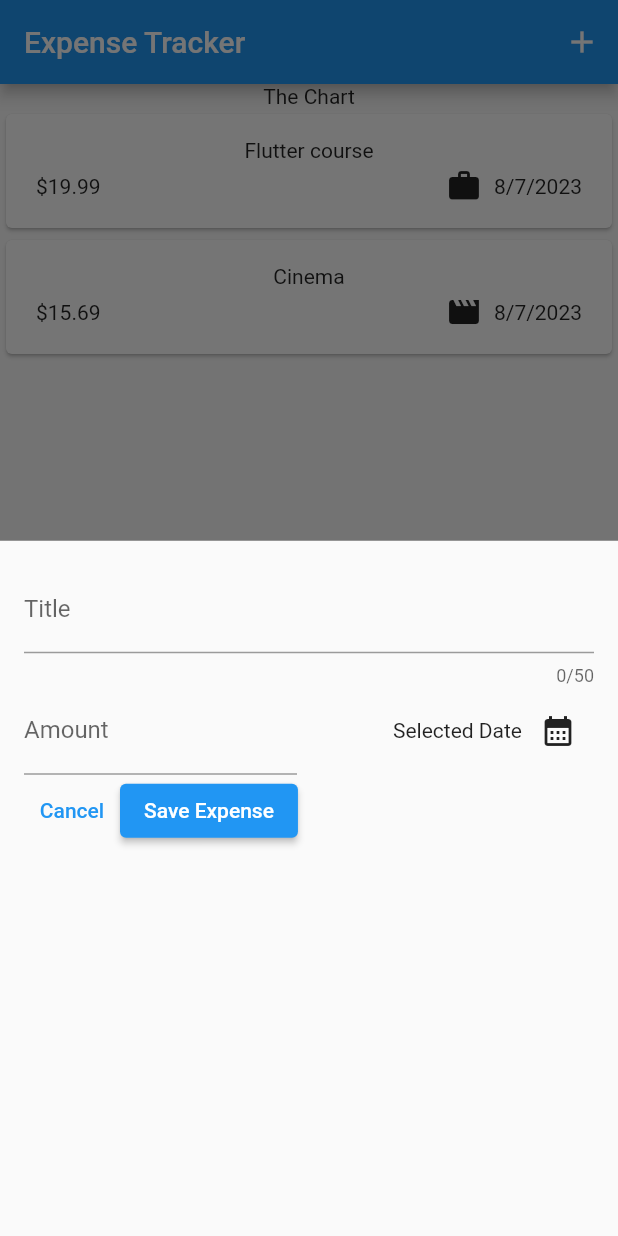
After one commit to harshanand2021/expense_tracker_app, a Flutter app: the screen it shows after launch, after a tap on the "add" icon, on a phone screen of 412 x 824 dp. The commit adds this screen. Run offline on Flutter 3.47's test engine with Material 2 defaults, Android fonts, the phone set to English and light mode, and no system bars.

Commit message:
date-picker module added

```diff
--- a/lib/widgets/expenses.dart
+++ b/lib/widgets/expenses.dart
@@ -1,5 +1,6 @@
 import 'package:expense_tracker_app/models/expense.dart';
 import 'package:expense_tracker_app/widgets/expenses_list/expenses_list.dart';
+import 'package:expense_tracker_app/widgets/new_expense.dart';
 import 'package:flutter/material.dart';
 
 class Expenses extends StatefulWidget {
@@ -18,16 +19,32 @@ class _ExpenseState extends State<Expenses> {
       category: Category.work,
     ),
     Expense(
-      title: 'Flutter course',
+      title: 'Cinema',
       amount: 15.69,
       date: DateTime.now(),
       category: Category.leisure,
     ),
   ];
 
+  void _openAddExpenseOverlay() {
+    showModalBottomSheet(
+      context: context,
+      builder: (ctx) => const NewExpense(),
+    );
+  }
+
   @override
   Widget build(BuildContext context) {
     return Scaffold(
+      appBar: AppBar(
+        title: const Text('Expense Tracker'),
+        actions: [
+          IconButton(
+            onPressed: _openAddExpenseOverlay,
+            icon: const Icon(Icons.add),
+          ),
+        ],
+      ),
       body: Column(
         children: [
           const Text('The Chart'),
--- /dev/null
+++ b/lib/widgets/new_expense.dart
@@ -0,0 +1,96 @@
+import 'package:flutter/material.dart';
+
+class NewExpense extends StatefulWidget {
+  const NewExpense({super.key});
+
+  @override
+  State<NewExpense> createState() {
+    return _NewExpenseState();
+  }
+}
+
+class _NewExpenseState extends State<NewExpense> {
+  final _titleController = TextEditingController();
+  final _amountController = TextEditingController();
+
+  void _presentDatePicker() {
+    final now = DateTime.now();
+    final firstDate = DateTime(now.year - 1, now.month - 1, now.day - 1);
+    showDatePicker(
+        context: context,
+        initialDate: now,
+        firstDate: firstDate,
+        lastDate: now);
+  }
+
+  @override
+  void dispose() {
+    _titleController.dispose();
+    _amountController.dispose();
+    super.dispose();
+  }
+
+  @override
+  Widget build(BuildContext context) {
+    return Padding(
+      padding: const EdgeInsets.all(16),
+      child: Column(
+        children: [
+          TextField(
+            controller: _titleController,
+            maxLength: 50,
+            decoration: InputDecoration(
+              label: Text('Title'),
+            ),
+          ),
+          Row(
+            children: [
+              Expanded(
+                child: TextField(
+                  controller: _amountController,
+                  keyboardType: TextInputType.number,
+                  decoration: const InputDecoration(
+                    prefixText: '\$ ',
+                    label: Text('Amount'),
+                  ),
+                ),
+              ),
+              const SizedBox(width: 16),
+              Expanded(
+                  child: Row(
+                mainAxisAlignment: MainAxisAlignment.end,
+                crossAxisAlignment: CrossAxisAlignment.center,
+                children: [
+                  const Text('Selected Date'),
+                  IconButton(
+                    onPressed: _presentDatePicker,
+                    icon: Icon(
+                      Icons.calendar_month,
+                    ),
+                  ),
+                ],
+              )),
+            ],
+          ),
+          Row(
+            children: [
+              TextButton(
+                onPressed: () {
+                  Navigator.pop(context);
+                },
+                child: const Text('Cancel'),
+              ),
+              ElevatedButton(
+                onPressed: () {
+                  print(_titleController.text);
+                  print(_amountController.text);
+                },
+                child: const Text('Save Expense'),
+              ),
+            ],
+          ),
+        ],
+      ),
+    );
+  }
+}
```
Also changed, not shown: 10 other files.
